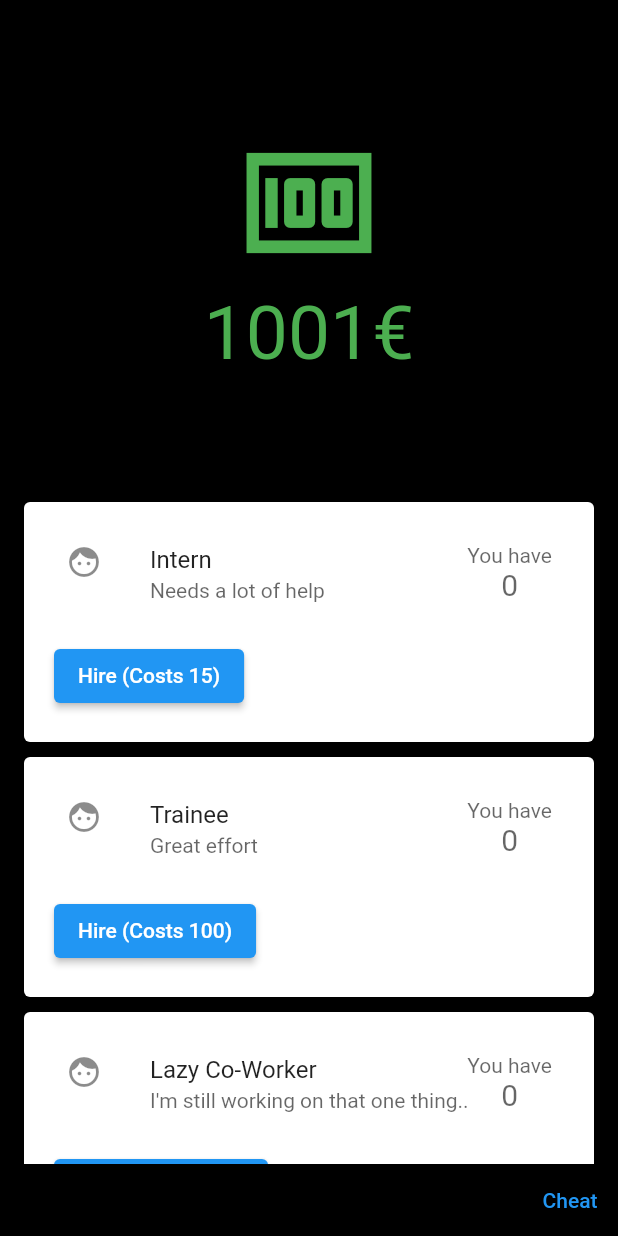
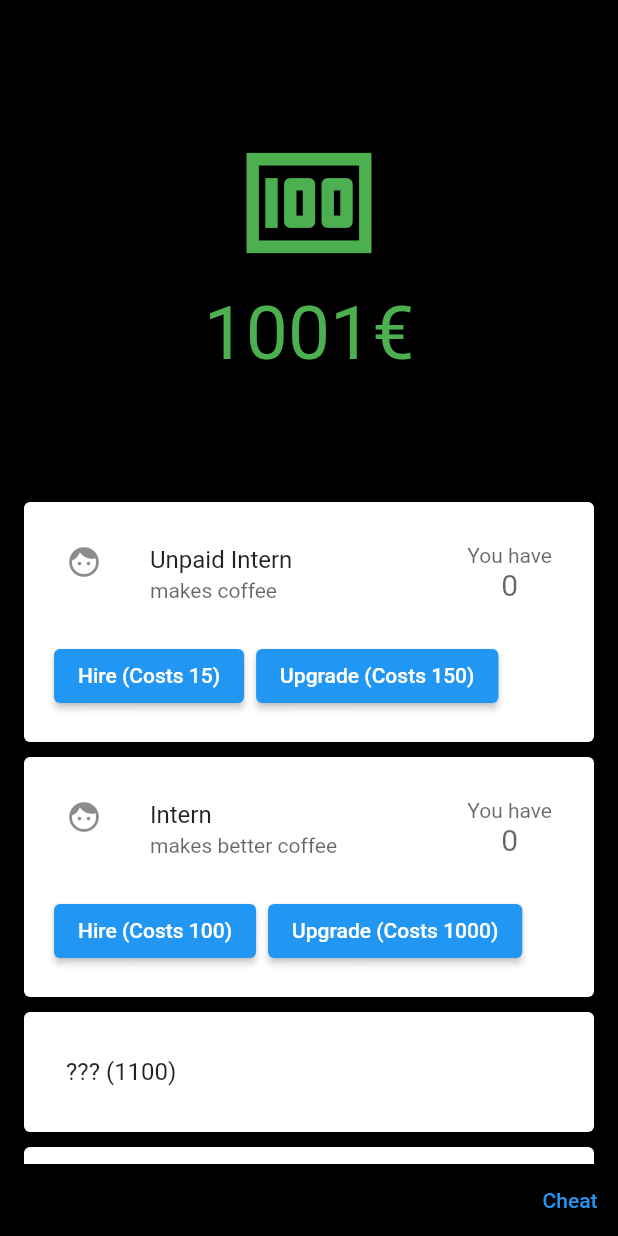
Before and after one commit to leohilbert/company_clicker, a Flutter app: the screen it shows after launch, after a tap on the "money" icon, after a tap on "Cheat", on a phone screen of 412 x 824 dp. Run offline on Flutter 3.47's test engine with Material 2 defaults, Android fonts, the phone set to English and light mode, and no system bars.

Commit message:
upgrade employees

```diff
--- a/lib/employee_card.dart
+++ b/lib/employee_card.dart
@@ -4,14 +4,18 @@ import 'package:flutter/material.dart';
 class EmployeeCard extends StatelessWidget {
   final Employee employee;
   final Function() onHire;
-  final int affordable;
+  final Function() onUpgrade;
+  final int buyAffordable;
+  final int upgradeAffordable;
 
-  const EmployeeCard(
-      {Key? key,
+  const EmployeeCard({
+    required Key key,
     required this.employee,
     required this.onHire,
-      required this.affordable})
-      : super(key: key);
+    required this.onUpgrade,
+    required this.buyAffordable,
+    required this.upgradeAffordable,
+  }) : super(key: key);
 
   @override
   Widget build(BuildContext context) {
@@ -25,9 +29,9 @@ class EmployeeCard extends StatelessWidget {
   }
 
   Widget buildContent() {
-    if(!employee.visible) {
+    if (!employee.visible) {
       return ListTile(
-        title:  Text("??? (${employee.cost})"),
+        title: Text("??? (${employee.cost})"),
       );
     }
     return Stack(
@@ -46,14 +50,24 @@ class EmployeeCard extends StatelessWidget {
             ButtonBar(
               alignment: MainAxisAlignment.start,
               children: [
-                  ElevatedButton (
-                    onPressed: () => affordable > 0 ? onHire.call() : null,
+                ElevatedButton(
+                  onPressed: () => buyAffordable > 0 ? onHire.call() : null,
                   child: Text(
                     "Hire (Costs ${employee.cost})",
                   ),
-                    // style: ElevatedButton.styleFrom(
-                    //   primary: affordable > 0 ?Colors.blue:Colors.black12,
-                    // ),
+                  style: ElevatedButton.styleFrom(
+                    primary: buyAffordable > 0 ? Colors.blue : Colors.black12,
+                  ),
+                ),
+                ElevatedButton(
+                  onPressed: () =>
+                      upgradeAffordable > 0 ? onUpgrade.call() : null,
+                  child: Text(
+                    "Upgrade (Costs ${employee.upgradeCost()})",
+                  ),
+                  style: ElevatedButton.styleFrom(
+                    primary: upgradeAffordable > 0 ? Colors.blue : Colors.black12,
+                  ),
                 ),
               ],
             ),
--- a/lib/main.dart
+++ b/lib/main.dart
@@ -37,10 +37,26 @@ class _CompanyClickerState extends State<CompanyClicker> {
       StreamController<MoneyGainedEvent>.broadcast();
 
   final List<Employee> employees = [
-    Employee('Intern', "Needs a lot of help", Icons.face, 15, 1, 1000),
-    Employee('Trainee', "Great effort", Icons.face, 100, 2, 1000),
-    Employee('Lazy Co-Worker', "I'm still working on that one thing..",
-        Icons.face, 1000, 3, 1000),
+    Employee('Unpaid Intern', "makes coffee", Icons.face, 15, 2, 0.5),
+    Employee('Intern', "makes better coffee", Icons.face, 100, 2, 1),
+    Employee('Trainee', "eager to learn", Icons.face, 1100, 8, 1),
+    Employee('Lazy Co-Worker', "only here to browse facebook", Icons.face,
+        12000, 47, 1),
+    Employee('College-Grad', "knows everything", Icons.face, 130000, 260, 1),
+    Employee('9-5er', "production is down? i'll check on monday", Icons.face,
+        1400000, 1400, 1),
+    Employee('Motivated Employee', "i have no personal life", Icons.face,
+        20000000, 7800, 1),
+    Employee('Senior', "i'm old", Icons.face, 330000000, 44000, 1),
+    Employee('CEO', "MORE GROWTH", Icons.face, 5100000000, 260000, 1),
+    Employee(
+        'Company Owner', "MORE MONEY", Icons.face, 75000000000, 1600000, 1),
+    Employee(
+        'Government', "MORE TAXES", Icons.face, 1000000000000, 10000000, 1),
+    Employee('Government Government', "controls.. the government..?",
+        Icons.face, 14000000000000, 65000000, 1),
+    Employee('Ruler', "o_o", Icons.face, 170000000000000, 430000000, 1),
+    Employee('Literal God', "", Icons.face, 2100000000000000, 2900000000, 1),
   ];
 
   @override
@@ -64,9 +80,12 @@ class _CompanyClickerState extends State<CompanyClicker> {
                 shrinkWrap: true,
                 children: employees
                     .map((employee) => EmployeeCard(
+                        key: employee.key,
                         employee: employee,
                         onHire: () => hireEmployee(employee),
-                        affordable: _money ~/ employee.cost))
+                        onUpgrade: () => upgradeEmployee(employee),
+                        buyAffordable: _money ~/ employee.cost,
+                        upgradeAffordable: _money ~/ employee.upgradeCost()))
                     .toList(),
               ),
             ),
@@ -84,13 +103,22 @@ class _CompanyClickerState extends State<CompanyClicker> {
   }
 
   void hireEmployee(Employee employee) {
+    updateMoney(-employee.cost);
     return setState(() {
-      _money -= employee.cost;
       employee.amount++;
 
-      Timer.periodic(Duration(milliseconds: employee.speed), (timer) {
-        updateMoney(employee.moneyPerTick);
+      Timer.periodic(
+          Duration(milliseconds: (1000 / employee.clicksPerSecond).round()),
+          (timer) {
+        updateMoney(pow(employee.moneyPerTick, employee.upgradeLevel).toInt());
       });
+    });
+  }
+
+  void upgradeEmployee(Employee employee) {
+    updateMoney(-employee.upgradeCost());
+    return setState(() {
+      employee.upgradeLevel++;
     });
   }
 
@@ -114,15 +142,21 @@ class _CompanyClickerState extends State<CompanyClicker> {
 }
 
 class Employee {
+  final Key key = UniqueKey();
   String name;
+  String description;
   IconData icon;
+  int cost;
+  double clicksPerSecond;
+  int moneyPerTick;
   int amount = 0;
-  int cost;
-  int moneyPerTick;
-  int speed;
-  String description;
+  int upgradeLevel = 1;
   bool visible = false;
 
   Employee(this.name, this.description, this.icon, this.cost, this.moneyPerTick,
-      this.speed);
+      this.clicksPerSecond);
+
+  upgradeCost() {
+    return cost * pow(10, upgradeLevel);
+  }
 }
--- a/lib/money_panel.dart
+++ b/lib/money_panel.dart
@@ -42,11 +42,7 @@ class _MoneyPanelWidgetState extends State<MoneyPanelWidget>
     this.eventSubscription =
         widget._eventController.stream.asBroadcastStream().listen(
               (event) => {
-                if (event is MoneyGainedEvent)
-                  {
-                    moneyParticles.add(new MoneyParticleDto(UniqueKey(),
-                        random.nextDouble(), random.nextDouble(), event.amount))
-                  },
+                if (event is MoneyGainedEvent) this.updateMoneyParticles(event)
               },
             );
   }
@@ -106,6 +102,18 @@ class _MoneyPanelWidgetState extends State<MoneyPanelWidget>
     );
   }
 
+  updateMoneyParticles(MoneyGainedEvent event) {
+    if (event is MoneyGainedEvent) {
+      moneyParticles.add(new MoneyParticleDto(
+          UniqueKey(), random.nextDouble(), random.nextDouble(), event.amount));
+      const maxParticles = 50;
+      if (moneyParticles.length > maxParticles) {
+        moneyParticles.sort((a, b) => b.amount.compareTo(a.amount));
+        moneyParticles.removeRange(maxParticles, moneyParticles.length);
+      }
+    }
+  }
+
   @override
   void dispose() {
     this.eventSubscription.cancel();
```
Lines whose indentation alone changed are shown as unchanged.
